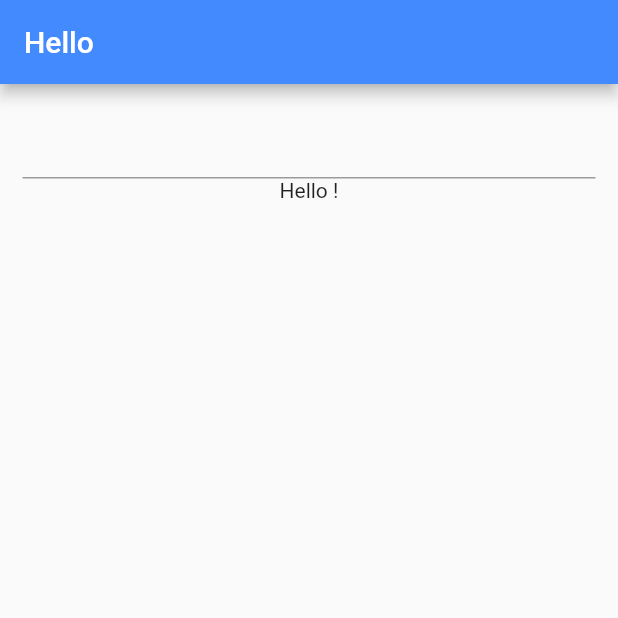
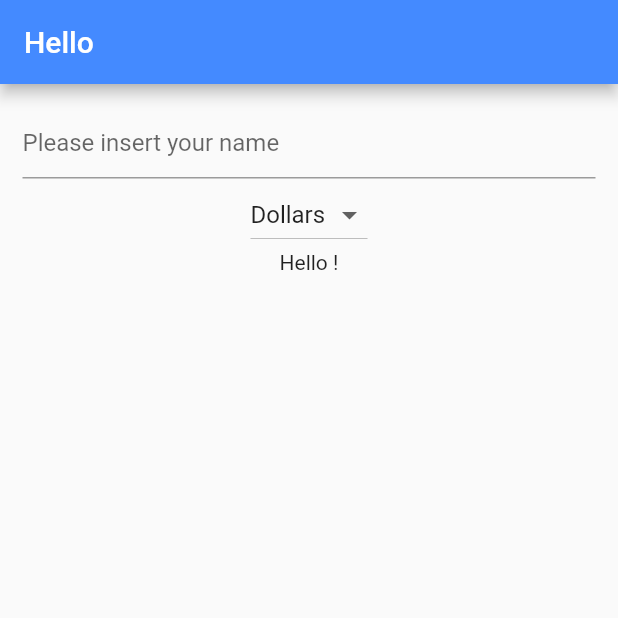
Before and after one commit to preyneke/trip_cost_app, a Flutter app: the screen it shows after launch, on a phone screen of 412 x 824 dp, the top half of it. Run offline on Flutter 3.47's test engine with Material 2 defaults, Android fonts, the phone set to English and light mode, and no system bars.

```diff
--- a/trip_cost_app/lib/main.dart
+++ b/trip_cost_app/lib/main.dart
@@ -27,6 +27,8 @@ class HelloYou extends StatefulWidget{
 
   class _HelloYouState extends State<HelloYou>{
   String name = '';
+  final _currencies = ['Dollars', 'Euro', 'Pounds'];
+  String _currency = 'Dollars';
   @override
   Widget build(BuildContext context) {
 
@@ -40,17 +42,36 @@ class HelloYou extends StatefulWidget{
         child: Column(
           children: <Widget>[
             TextField(
+              decoration: InputDecoration(
+                hintText: 'Please insert your name' ) ,
               onChanged: (String string){
                 setState(() {
                   name = string;
                 });
               },
             ),
+            DropdownButton<String>(
+              items:_currencies.map((String value){
+                return DropdownMenuItem<String>(
+                  value: value,
+                  child: Text(value),
+                );
+              }).toList(),
+              value: _currency,
+              onChanged: (String value){
+                _onDropDownChanged(value);
+              } ,
+              ),
             Text('Hello ' + name + '!')
           ],
         ),
       ),
     );
   }
+     _onDropDownChanged(String value){
+      setState(() {
+        this._currency = value;
+      });
+  }
 
   }
```
Also changed, not shown: trip_cost_app/pubspec.lock.
